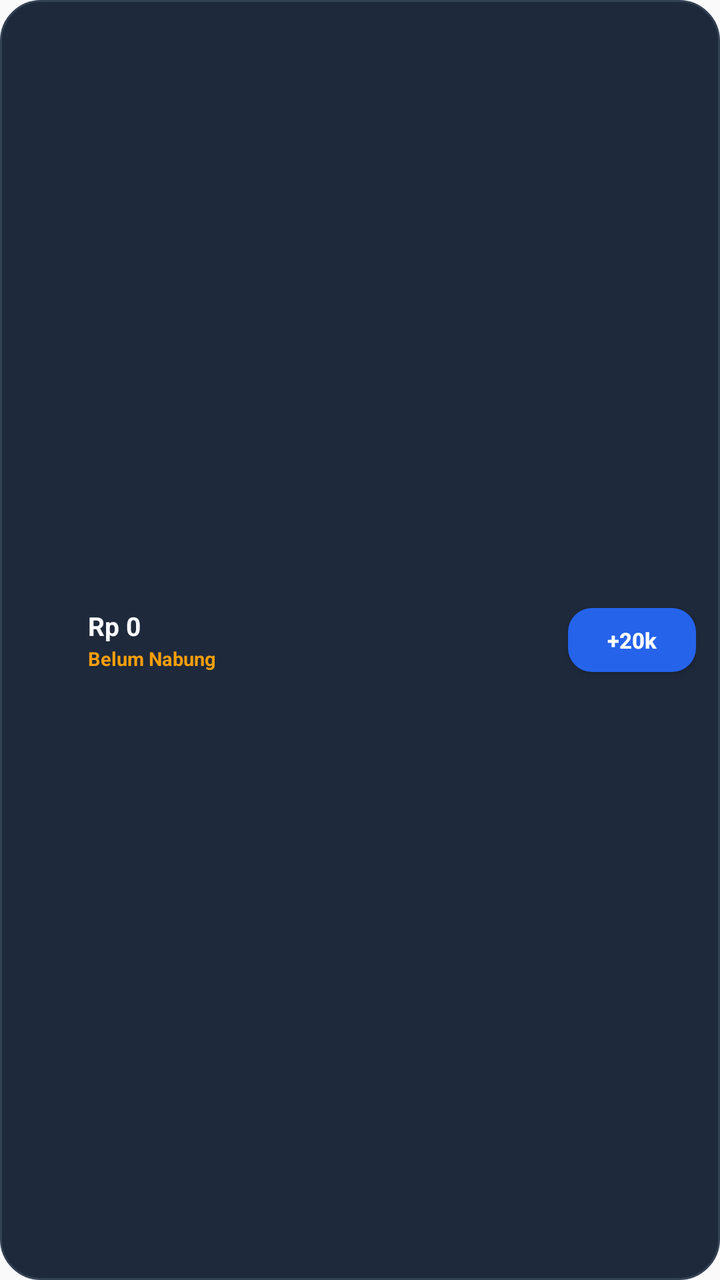
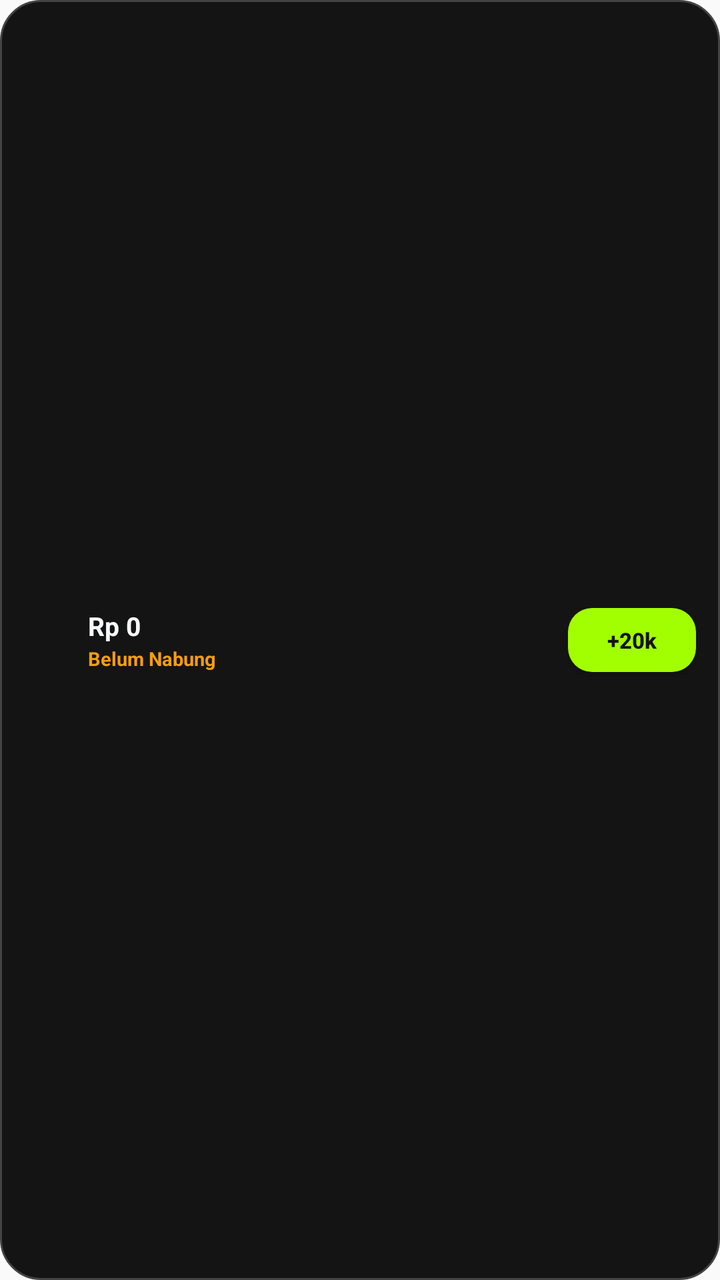

Screens rendered from an Android XML layout before and after an edit, with the pre-edit source and the edit as a unified diff.
<!-- AndroidManifest.xml: application theme android:Theme.Material.Light.NoActionBar -->
<!-- res/layout/widget_angel_small.xml -->
<?xml version="1.0" encoding="utf-8"?>
<LinearLayout xmlns:android="http://schemas.android.com/apk/res/android"
    android:id="@+id/widget_root"
    android:layout_width="match_parent"
    android:layout_height="match_parent"
    android:background="@drawable/bg_widget_container"
    android:gravity="center_vertical"
    android:orientation="horizontal"
    android:paddingStart="12dp"
    android:paddingTop="8dp"
    android:paddingEnd="12dp"
    android:paddingBottom="8dp">

    
    <ImageView
        android:layout_width="22dp"
        android:layout_height="22dp"
        android:contentDescription="@string/app_name"
        android:src="@mipmap/ic_launcher" />

    <LinearLayout
        android:layout_width="0dp"
        android:layout_height="wrap_content"
        android:layout_marginStart="10dp"
        android:layout_weight="1"
        android:gravity="center_vertical"
        android:orientation="vertical">

        <TextView
            android:id="@+id/tv_widget_small_amount"
            android:layout_width="wrap_content"
            android:layout_height="wrap_content"
            android:ellipsize="end"
            android:maxLines="1"
            android:text="Rp 0"
            android:textColor="#F8FAFC"
            android:textSize="13sp"
            android:textStyle="bold" />

        <TextView
            android:id="@+id/tv_widget_small_streak"
            android:layout_width="wrap_content"
            android:layout_height="wrap_content"
            android:layout_marginTop="1dp"
            android:ellipsize="end"
            android:maxLines="1"
            android:text="Belum Nabung"
            android:textColor="#F59E0B"
            android:textSize="9.5sp"
            android:textStyle="bold" />
    </LinearLayout>

    
    <Button
        android:id="@+id/btn_widget_save"
        android:layout_width="wrap_content"
        android:layout_height="32dp"
        android:layout_marginStart="8dp"
        android:background="@drawable/bg_widget_button"
        android:minWidth="64dp"
        android:paddingStart="10dp"
        android:paddingEnd="10dp"
        android:text="+20k"
        android:textAllCaps="false"
        android:textColor="#FFFFFF"
        android:textSize="11sp"
        android:textStyle="bold" />

</LinearLayout>
<!-- resources referenced by this layout -->
<resources>
  <!-- drawable bg_widget_button (drawable) -->
  <?xml version="1.0" encoding="utf-8"?>
  <shape xmlns:android="http://schemas.android.com/apk/res/android"
      android:shape="rectangle">
      <corners android:radius="12dp" />
      <solid android:color="#2563EB" />
  </shape>
  <!-- drawable bg_widget_container (drawable) -->
  <?xml version="1.0" encoding="utf-8"?>
  <shape xmlns:android="http://schemas.android.com/apk/res/android"
      android:shape="rectangle">
      <corners android:radius="20dp" />
      <solid android:color="#1E293B" />
      <stroke android:width="1dp" android:color="#334155" />
  </shape>
  <!-- mipmap ic_launcher (mipmap-anydpi-v26) -->
  <?xml version="1.0" encoding="utf-8"?>
  <adaptive-icon xmlns:android="http://schemas.android.com/apk/res/android">
      <background android:drawable="@drawable/ic_launcher_background" />
      <foreground android:drawable="@drawable/ic_launcher_foreground" />
  </adaptive-icon>
  <string name="app_name">Angel</string>
  <!-- drawable ic_launcher_background (drawable) -->
  <?xml version="1.0" encoding="utf-8"?>
  <vector xmlns:android="http://schemas.android.com/apk/res/android"
      android:width="108dp"
      android:height="108dp"
      android:viewportWidth="108"
      android:viewportHeight="108">
      
      <path
          android:fillColor="#0F172A"
          android:pathData="M0,0h108v108h-108z" />
      
      <path
          android:fillColor="#1E293B"
          android:pathData="M54,14 A40,40 0 1 0 54,94 A40,40 0 1 0 54,14 Z"
          android:fillAlpha="0.6" />
      <path
          android:fillColor="#3B82F6"
          android:pathData="M54,28 A26,26 0 1 0 54,80 A26,26 0 1 0 54,28 Z"
          android:fillAlpha="0.15" />
  </vector>
  <!-- drawable ic_launcher_foreground: vector/xml drawable (drawable, 3443 chars, omitted) -->
</resources>

<!-- the commit's change to res/layout/widget_angel_small.xml (unified diff, before → after) -->
@@ -62,7 +62,7 @@
         android:paddingEnd="10dp"
         android:text="+20k"
         android:textAllCaps="false"
-        android:textColor="#FFFFFF"
+        android:textColor="#141414"
         android:textSize="11sp"
         android:textStyle="bold" />
 
<!-- resource entries referenced after the edit -->
@@ -5,15 +5,15 @@
   <shape xmlns:android="http://schemas.android.com/apk/res/android"
       android:shape="rectangle">
       <corners android:radius="12dp" />
-      <solid android:color="#2563EB" />
+      <solid android:color="#A2FF01" />
   </shape>
   <!-- drawable bg_widget_container (drawable) -->
   <?xml version="1.0" encoding="utf-8"?>
   <shape xmlns:android="http://schemas.android.com/apk/res/android"
       android:shape="rectangle">
       <corners android:radius="20dp" />
-      <solid android:color="#1E293B" />
-      <stroke android:width="1dp" android:color="#334155" />
+      <solid android:color="#141414" />
+      <stroke android:width="1dp" android:color="#434343" />
   </shape>
   <!-- mipmap ic_launcher (mipmap-anydpi-v26) -->
   <?xml version="1.0" encoding="utf-8"?>
